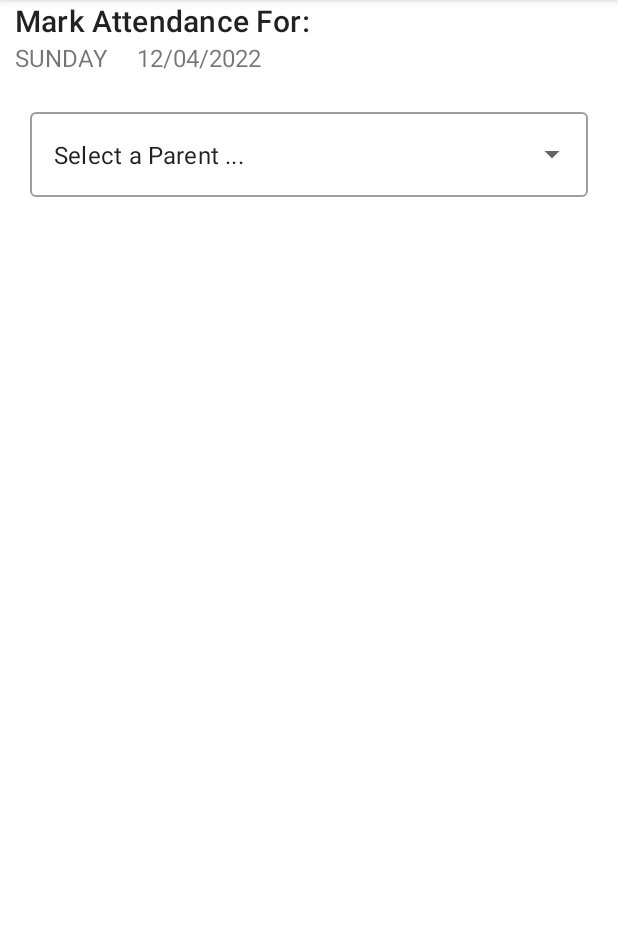
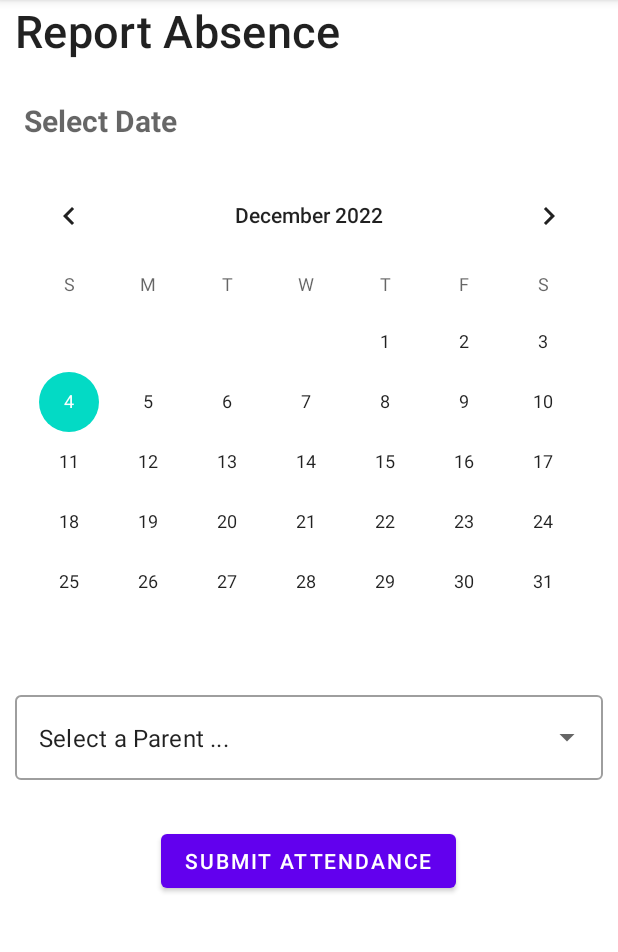
Before and after one commit to adumitriu21/ReachedApp, an Android app: the ParentAttendanceView screen opened through its navigation route, on a phone screen of 412 x 824 dp, the part 84-1036 px from its top. Run offline under Robolectric (Android 15) with nearby library versions, the phone set to English and light mode, and no system bars; our stand-ins replace Firebase (no records; nobody signed in at launch, a user with empty details on screens opened directly).

Commit message:
started adding comments documenting what each function does.
added a calendar to the ParentAttendanceView.kt so that parents can choose the date they want to report their child absent on.

```diff
--- a/app/src/main/java/com/example/reachedapp/Views/ParentAttendanceView.kt
+++ b/app/src/main/java/com/example/reachedapp/Views/ParentAttendanceView.kt
@@ -1,14 +1,13 @@
 package com.example.reachedapp.Views
 
+import android.app.AlertDialog
 import android.os.Bundle
 import androidx.fragment.app.Fragment
 import android.view.LayoutInflater
 import android.view.View
 import android.view.ViewGroup
-import android.widget.AdapterView
-import android.widget.ArrayAdapter
-import android.widget.AutoCompleteTextView
-import android.widget.TextView
+import android.widget.*
+import androidx.navigation.fragment.findNavController
 import androidx.recyclerview.widget.LinearLayoutManager
 import androidx.recyclerview.widget.RecyclerView
 import com.example.reachedapp.Models.Student
@@ -22,46 +21,39 @@ import java.time.LocalDate
 import java.util.*
 import kotlin.collections.ArrayList
 
-private const val ARG_PARAM1 = "param1"
-private const val ARG_PARAM2 = "param2"
 
-/**
- * A simple [Fragment] subclass.
- * Use the [ParentAttendanceView.newInstance] factory method to
- * create an instance of this fragment.
- */
 class ParentAttendanceView : Fragment() {
-    // TODO: Rename and change types of parameters
-    private var param1: String? = null
-    private var param2: String? = null
 
     private val database = FirebaseDatabase.getInstance()
-    val ref = database.getReference("Student")
+    private val ref = database.getReference("Student")
     val attendanceRef = database.getReference("Attendance")
-    private lateinit var dateTimeDisplay: TextView
-    private lateinit var dayOfWeek: TextView
-    private lateinit var calendar: Calendar
-    private lateinit var dateFormat: SimpleDateFormat
-    private lateinit var date: String
+    lateinit var attendanceDate: Date
+    lateinit var dateTV: TextView
+    lateinit var calendarView: CalendarView
+
 
     val parentList: MutableList<String> = ArrayList<String>()
 
 
     override fun onCreate(savedInstanceState: Bundle?) {
         super.onCreate(savedInstanceState)
+
         /*
-        arguments?.let {
-            param1 = it.getString(ARG_PARAM1)
-            param2 = it.getString(ARG_PARAM2)
-        }
-        */
+        * Function checking for all parents names when first opening the view
+        * in order to populate the parent selection drop down menu.
+        * It takes into account if a parent has more than one child
+        * in the school so each name in the drop down is unique/
+        * It is only needed until Authentication is implemented
+        * */
         ref.addValueEventListener(object : ValueEventListener {
             override fun onDataChange(dataSnapshot: DataSnapshot) {
 
                 for (dsp in dataSnapshot.children) {
                     val s = dsp.getValue(Student::class.java)
                     if (s != null) {
+                        if(!parentList.contains(s.studentParent1)){
                             parentList.add(s.studentParent1)
+                        }
                     }
                 }
             }
@@ -74,26 +66,37 @@ class ParentAttendanceView : Fragment() {
 
     override fun onCreateView(inflater: LayoutInflater, container: ViewGroup?,
                               savedInstanceState: Bundle?): View? {
+
         // Inflate the layout for this fragment
         val view =  inflater.inflate(R.layout.fragment_parent_attendance_view, container, false)
-
         val adapter = ArrayAdapter(requireActivity(), R.layout.drpdown_item, parentList)
-
         val allParentsList = view.findViewById<AutoCompleteTextView>(R.id.parentSelection)
 
         allParentsList.threshold = 1 //will start working from first character
         allParentsList.setAdapter(adapter) //setting the adapter data into the AutoCompleteTextView
-        //display date
-        dateTimeDisplay = view.findViewById(R.id.date)
-        calendar = Calendar.getInstance()
-        dateFormat = SimpleDateFormat("MM/dd/yyyy")
-        date = dateFormat.format(calendar.getTime())
-        dateTimeDisplay.setText(date)
 
-        //display day of the week
-        dayOfWeek = view.findViewById(R.id.day)
-        dayOfWeek.setText(LocalDate.now().dayOfWeek.name)
+        // initializing variables for registering the selected date
+        dateTV = view.findViewById(R.id.idTVDate)
+        calendarView = view.findViewById(R.id.calendarView)
 
+        // on below line we are adding set on
+        // date change listener for calendar view.
+        calendarView
+            .setOnDateChangeListener { view, year, month, dayOfMonth ->
+                // In this Listener we are getting values
+                // such as year, month and day of month
+                // on below line we are creating a variable
+                // in which we are adding all the variables in it.
+                val Date = (dayOfMonth.toString() + "-"
+                        + (month + 1) + "-" + year)
+
+                // set this date in TextView for Display
+                dateTV.text = Date
+                // convert string representing the date to an actual Date object matchin
+                // the other entries in the DB
+                val inputFormat = SimpleDateFormat("dd-MM-yyyy")
+                attendanceDate = inputFormat.parse(dateTV.text as String)
+            }
 
 
         val studentAdapter = StudentListAdapter()
@@ -101,11 +104,11 @@ class ParentAttendanceView : Fragment() {
         studentRecyclerView.adapter = studentAdapter
         studentRecyclerView.layoutManager = LinearLayoutManager(requireContext())
 
+        val formatter = SimpleDateFormat("dd MMMM yyyy")
 
-        val formatter = SimpleDateFormat("dd MMMM yyyy")
-        val attendanceDate = Date()
 
-        allParentsList.setOnItemClickListener(AdapterView.OnItemClickListener { parent, arg1, position, arg3 ->
+        allParentsList.onItemClickListener =
+            AdapterView.OnItemClickListener { parent, arg1, position, arg3 ->
                 val item = parent.getItemAtPosition(position)
                 val studentList: MutableList<Student> = ArrayList<Student>()
 
@@ -116,7 +119,12 @@ class ParentAttendanceView : Fragment() {
                             val s = dsp.getValue(Student::class.java)
                             if (s != null && s.studentParent1.toString() == item.toString()) {
                                 studentList.add(s)
-                            attendanceRef.child(formatter.format(attendanceDate)).child(s.studentHomeroom.toString()).child(s.studentName).child("IsPresent").setValue(true)
+                                attendanceRef.child(formatter.format(attendanceDate))
+                                    .child("Reported Absences")
+                                    .child(s.studentHomeroom.toString())
+                                    .child(s.studentName)
+                                    .child("IsPresent")
+                                    .setValue(false)
                             }
                             studentAdapter.setData(studentList)
                         }
@@ -127,29 +135,36 @@ class ParentAttendanceView : Fragment() {
                         println("The read failed: " + databaseError.code)
                     }
                 })
-        })
+            }
         studentRecyclerView.setOnClickListener {  }
+
+        val submitBtn = view.findViewById<Button>(R.id.submitReport)
+        submitBtn.setOnClickListener {
+            val builder = AlertDialog.Builder(requireContext())
+            builder.setTitle(R.string.dialogTitle)
+            //set message for alert dialog
+            builder.setMessage(R.string.reportAbsenceMsg)
+            builder.setIcon(android.R.drawable.ic_dialog_alert)
+
+            //performing positive action
+            builder.setPositiveButton("Yes"){dialogInterface, which ->
+
+                Toast.makeText(requireContext(),"Absence Reported Successfully!",Toast.LENGTH_LONG).show()
+                findNavController().navigate(R.id.action_parentAttendanceView_to_homeFragment3)
+            }
+            //performing negative action
+            builder.setNegativeButton("No"){dialogInterface, which ->
+                Toast.makeText(requireContext(),"Cancelled Submit",Toast.LENGTH_LONG).show()
+            }
+            // Create the AlertDialog
+            val alertDialog: AlertDialog = builder.create()
+            // Set other dialog properties
+            alertDialog.setCancelable(false)
+            alertDialog.show()
+        }
 
         return view
     }
 
-    companion object {
-        /**
-         * Use this factory method to create a new instance of
-         * this fragment using the provided parameters.
-         *
-         * @param param1 Parameter 1.
-         * @param param2 Parameter 2.
-         * @return A new instance of fragment ParentAttendanceView.
-         */
-        // TODO: Rename and change types and number of parameters
-        @JvmStatic
-        fun newInstance(param1: String, param2: String) =
-                ParentAttendanceView().apply {
-                    arguments = Bundle().apply {
-                        putString(ARG_PARAM1, param1)
-                        putString(ARG_PARAM2, param2)
+
 }
-                }
-    }
-}
--- a/app/src/main/java/com/example/reachedapp/Views/TeacherMainMenu.kt
+++ b/app/src/main/java/com/example/reachedapp/Views/TeacherMainMenu.kt
@@ -34,6 +34,11 @@ class TeacherMainMenu : Fragment() {
 
         attendanceBtn.setOnClickListener{
 
+            /*verify if the attendance has previously been submitted. If it has been then a Toast
+            message indicating to the user to try again tomorrow will pop up.
+            In the even that there is no attendance entry with today's date, or that today's
+            attendance has not been submitted, the Teacher will be redirected to the Teacher
+            Attendance View screen*/
             attendanceRef.addListenerForSingleValueEvent(object : ValueEventListener {
 
                 override fun onDataChange(dataSnapshot: DataSnapshot) {
--- a/app/src/main/res/layout/fragment_parent_attendance_view.xml
+++ b/app/src/main/res/layout/fragment_parent_attendance_view.xml
@@ -1,5 +1,5 @@
 <?xml version="1.0" encoding="utf-8"?>
-<LinearLayout xmlns:android="http://schemas.android.com/apk/res/android"
+<ScrollView xmlns:android="http://schemas.android.com/apk/res/android"
     xmlns:tools="http://schemas.android.com/tools"
     android:layout_width="match_parent"
     android:layout_height="match_parent"
@@ -9,37 +9,48 @@
     <LinearLayout
         android:orientation="vertical"
         android:layout_width="match_parent"
-        android:layout_height="wrap_content">
+        android:layout_height="wrap_content"
+        android:gravity="center"
+        >
 
         <TextView
-            android:textSize="20sp"
+            android:textSize="30sp"
             android:layout_marginHorizontal="10dp"
             android:layout_width="match_parent"
             style="@style/TextAppearance.Material3.LabelLarge"
             android:layout_height="wrap_content"
-            android:text="Mark Attendance For:" />
+            android:text="Report Absence"
+            />
 
+        <RelativeLayout
+            android:layout_width="match_parent"
+            android:layout_height="wrap_content"
+            android:layout_marginTop="10dp">
+            <!--text view for displaying the selected date-->
+            <TextView
+                android:id="@+id/idTVDate"
+                android:layout_width="match_parent"
+                android:layout_height="wrap_content"
+                android:layout_marginStart="8dp"
+                android:layout_marginTop="8dp"
+                android:layout_marginEnd="8dp"
+                android:layout_marginBottom="8dp"
+                android:padding="8dp"
+                android:text=""
+                android:hint="Select Date"
+                android:textColor="@color/black"
+                android:textSize="20sp"
+                android:textStyle="bold" />
+
+            <!-- Add CalendarView to display the Calendar -->
+            <CalendarView
+                android:id="@+id/calendarView"
+                android:layout_width="match_parent"
+                android:layout_height="wrap_content"
+                android:layout_below="@id/idTVDate" />
+        </RelativeLayout>
         <LinearLayout
-            android:layout_width="match_parent"
-            android:orientation="horizontal"
-            android:layout_height="wrap_content">
-            <TextView
-                android:textSize="16sp"
-                android:id="@+id/day"
-                android:layout_marginHorizontal="10dp"
-                android:layout_width="wrap_content"
-                android:layout_height="wrap_content"
-                android:text="Wednesday" />
-
-            <TextView
-                android:textSize="16sp"
-                android:id="@+id/date"
-                android:layout_marginHorizontal="10dp"
-                android:layout_width="wrap_content"
-                android:layout_height="wrap_content"
-                android:text="2022-11-10" />
-        </LinearLayout>
-        <LinearLayout
+            android:id="@+id/recyclerViewLayout"
             android:layout_width="match_parent"
             android:orientation="horizontal"
             android:layout_height="wrap_content">
@@ -48,7 +59,7 @@
                 style="@style/Widget.MaterialComponents.TextInputLayout.OutlinedBox.ExposedDropdownMenu"
                 android:layout_width="match_parent"
                 android:layout_height="wrap_content"
-                android:layout_margin="20dp"
+                android:layout_margin="10dp"
                 app:layout_constraintLeft_toLeftOf="parent"
                 app:layout_constraintRight_toRightOf="parent"
                 app:layout_constraintTop_toTopOf="parent">
@@ -72,10 +83,22 @@
         <androidx.recyclerview.widget.RecyclerView
             android:id="@+id/pStudentsList"
             tools:listitem="@layout/item_students_list"
-            tools:itemCount="10"
+            tools:itemCount="1"
             android:layout_width="match_parent"
             android:layout_height="wrap_content"/>
 
+        <Button
+            android:id="@+id/submitReport"
+            android:layout_width="wrap_content"
+            android:layout_height="wrap_content"
+            android:layout_marginTop="20dp"
+            android:text="Submit Attendance"></Button>
+
     </LinearLayout>
 
-</LinearLayout>
+
+
+
+
+
+</ScrollView>
--- a/app/src/main/res/navigation/app_nav.xml
+++ b/app/src/main/res/navigation/app_nav.xml
@@ -58,5 +58,8 @@
         <action
             android:id="@+id/action_parentAttendanceView_to_parentMainMenu"
             app:destination="@id/parentMainMenu" />
+        <action
+            android:id="@+id/action_parentAttendanceView_to_homeFragment3"
+            app:destination="@id/homeFragment3" />
     </fragment>
 </navigation>
--- a/app/src/main/res/values/strings.xml
+++ b/app/src/main/res/values/strings.xml
@@ -5,4 +5,5 @@
     <string name="search_for_student">Search for student &#8230;</string>
     <string name="dialogTitle">Confirm Submit</string>
     <string name="dialogMessage">Attendance cannot be modified once submitted! Continue?</string>
+    <string name="reportAbsenceMsg">Once reported, the absence cannot be modified. Proceed?</string>
 </resources>
```
Also changed, not shown: app/src/main/java/com/example/reachedapp/Views/TeacherAttendanceView.kt (+21 -5 lines), app/src/main/res/layout/fragment_teacher_attendance_view.xml (+6 -5 lines). Lines whose indentation alone changed are shown as unchanged.
